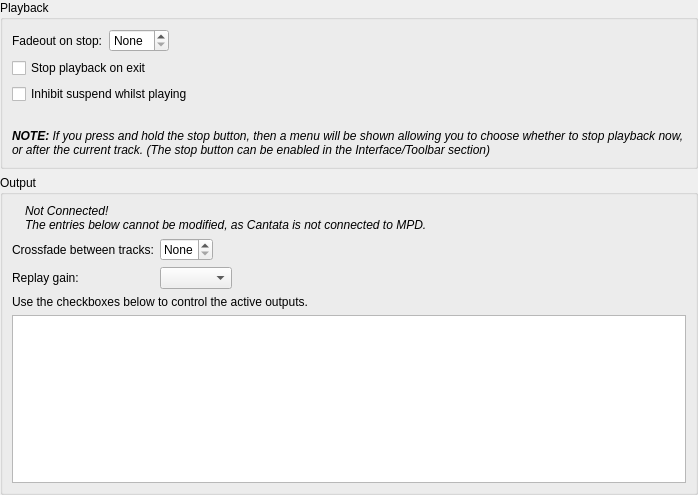
Old version of the form gui/playbacksettings.ui in the repository CDrummond/cantata.
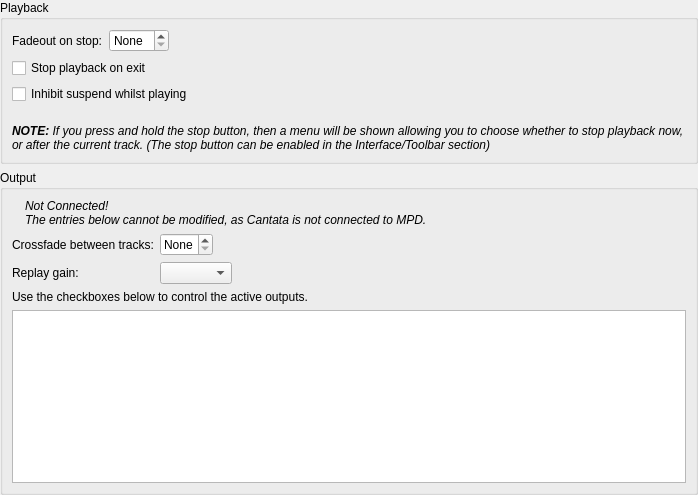
New version of the form. Custom widgets are drawn as their Qt base class.

```diff
--- a/gui/playbacksettings.ui
+++ b/gui/playbacksettings.ui
@@ -77,7 +77,7 @@
         <property name="sizeHint" stdset="0">
          <size>
           <width>20</width>
-          <height>13</height>
+          <height>8</height>
          </size>
         </property>
        </spacer>
```
